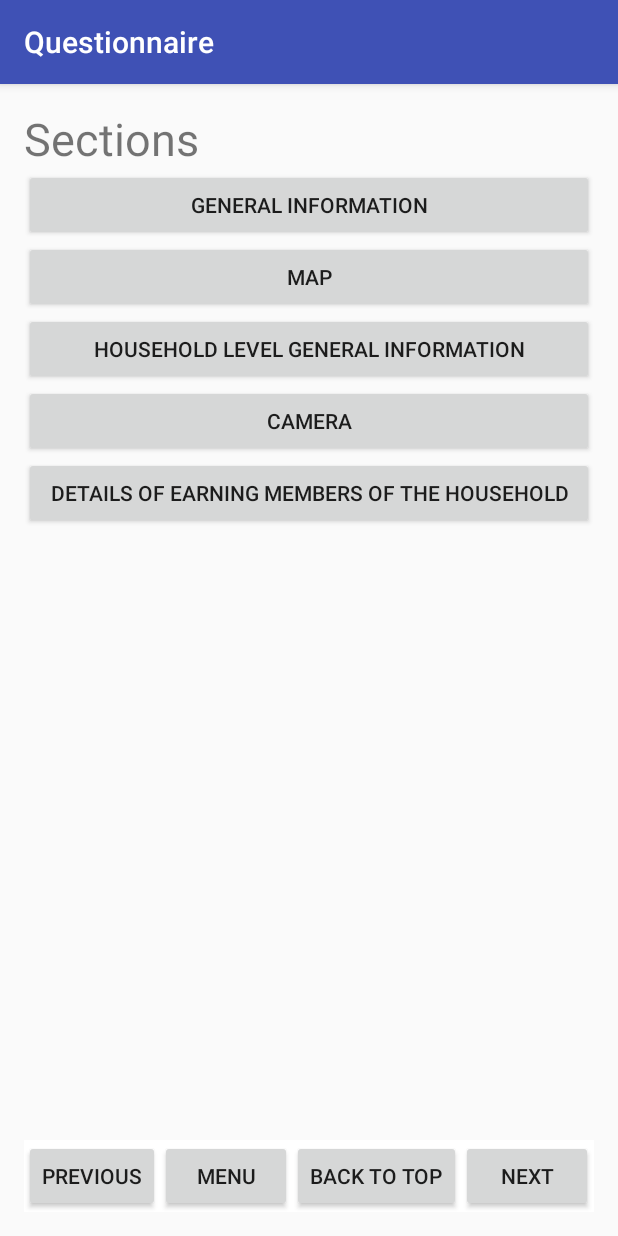
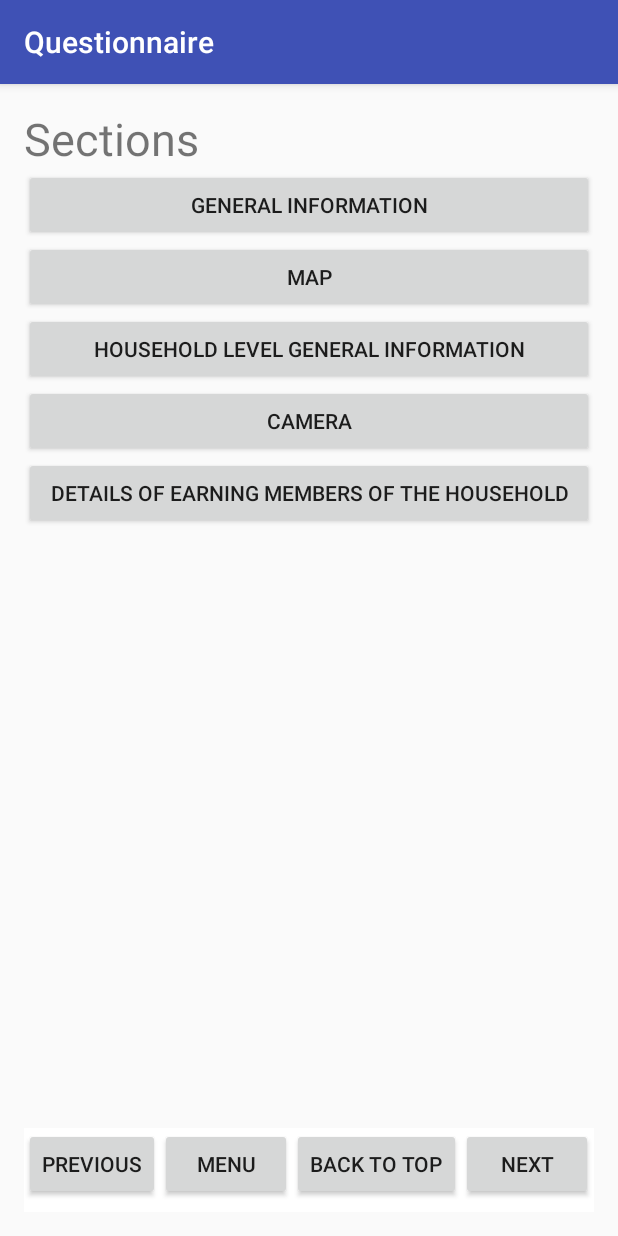
Before and after one commit to UrbanRiskSlumRedevelopment/Narad, an Android app: the PVQ screen opened directly, with no data from a screen before it, on a phone screen of 412 x 824 dp. Run offline under Robolectric (Android 15) with nearby library versions, the phone set to English and light mode, and no system bars.

Commit message:
minor changes to improve app

```diff
--- a/QMain/app/src/main/java/com/example/qmain/PVQ.java
+++ b/QMain/app/src/main/java/com/example/qmain/PVQ.java
@@ -78,6 +78,7 @@ public class PVQ extends AppCompatActivity {
     LinearLayout camera_question = null;
     LinearLayout map_question = null;
     String timeStamp = new SimpleDateFormat("yyyyMMdd_HHmmss").format(new Date());
+    String author = "";
 
     @Override
     protected void onCreate(Bundle savedInstanceState) {
@@ -86,7 +87,8 @@ public class PVQ extends AppCompatActivity {
 
         // Create and set up new questionnaire ViewPager
         //final ViewPager vp = (ViewPager) findViewById(R.id.activity_pvq);
-        RelativeLayout form = (RelativeLayout) findViewById(R.id.activity_pvq);
+        LinearLayout form = (LinearLayout) findViewById(R.id.activity_pvq);
+        author = getIntent().getStringExtra("author");
 
         getSupportActionBar().setTitle("Questionnaire");
         getWindow().setSoftInputMode(WindowManager.LayoutParams.SOFT_INPUT_ADJUST_PAN);
@@ -164,12 +166,31 @@ public class PVQ extends AppCompatActivity {
         navbar.addView(menu_button);
         navbar.addView(scroll_up);
         navbar.addView(next);
+        navbar.setGravity(100);
         setupUI(navbar);
+        /*
         RelativeLayout.LayoutParams rLParams =
                 new RelativeLayout.LayoutParams(
                         LayoutParams.MATCH_PARENT, LayoutParams.WRAP_CONTENT);
         rLParams.addRule(RelativeLayout.ALIGN_PARENT_BOTTOM, 1);
+
         form.addView(navbar, rLParams);
+        */
+        form.addView(navbar);
+
+        LinearLayout.LayoutParams param1 = new LinearLayout.LayoutParams(
+                LayoutParams.MATCH_PARENT,
+                LayoutParams.MATCH_PARENT,
+                1.0f
+        );
+        LinearLayout.LayoutParams param2 = new LinearLayout.LayoutParams(
+                LayoutParams.MATCH_PARENT,
+                LayoutParams.MATCH_PARENT,
+                12.0f
+        );
+
+        vp.setLayoutParams(param1);
+        navbar.setLayoutParams(param2);
 
         // Sets up an alert dialog builder for use when necessary
         builder = new AlertDialog.Builder(this);
@@ -332,56 +353,7 @@ public class PVQ extends AppCompatActivity {
                 // puts list of questions for current group in Groups dictionary with group name as key
                 Groups.put(g_name,Qs);
 
-                /*
-                // creates back to menu, previous, and next buttons
-                Button menu_button = new Button(this);
-                menu_button.setText("Menu");
-                menu_button.setOnClickListener(new View.OnClickListener() {
-                    public void onClick(View v) {
-                        vp.setCurrentItem(0, false);
-                    }
-                });
-
-                Button prev = new Button(this);
-                prev.setText("Previous");
-                prev.setOnClickListener(new View.OnClickListener() {
-                                            public void onClick(View v) {
-                                                vp.setCurrentItem(g_button, false);
-                                            }
-                                        });
-
-                Button next = new Button(this);
-                next.setText("Next");
-                next.setOnClickListener(new View.OnClickListener() {
-                    public void onClick(View v) {
-                        vp.setCurrentItem(g_button+2, false);
-                        update_answers();
-                    }
-                });
-                */
-
-                // creates a navigation bar at bottom of page, adds prev/next/menu buttons as appropriate
-                //LinearLayout navbar = new LinearLayout(this);
-                //navbar.setOrientation(LinearLayout.HORIZONTAL);
-                /*
-                if(g_button>0){
-                    navbar.addView(prev);
-                }
-
-                navbar.addView(menu_button);
-                navbar.addView(next);
-
-
-                ll.addView(navbar);
-                */
                 setupUI(ll);
-                //setupUI(menu_button);
-                //setupUI(navbar);
-                //setupUI(next);
-                //setupUI(prev);
-
-
-
             }
 
             // review page
@@ -520,8 +492,6 @@ public class PVQ extends AppCompatActivity {
     protected void onActivityResult(int requestCode, int resultCode, Intent data) {
         if (requestCode == PLACE_PICKER_REQUEST) {
             if (resultCode == RESULT_OK)  {
-
-
                 // Displays map and prompts user to place picker on location
                 Place place = PlacePicker.getPlace(this, data);
                 // Displays location in toast message after map activity is closed
@@ -574,6 +544,15 @@ public class PVQ extends AppCompatActivity {
         String total = ""; // string with all answers
         String unanswered = "REQUIRED QUESTIONS MUST BE FILLED OUT \n"; // string with all blank required questions
         Boolean use_un = false;
+        if (toFile) {
+            try {
+                // writes answers to file
+                String line = "Author: " + author + "\n";
+                f.write(line.getBytes());
+            } catch (Exception e) {
+                System.out.println("problem writing line");
+            }
+        }
         // set of group names
         Set<String> keys = qgs.keySet();
         // iterates through group names
@@ -588,6 +567,7 @@ public class PVQ extends AppCompatActivity {
                 LinearLayout q = (LinearLayout) qs.get(i);
                 // gets question text
                 TextView text = (TextView) q.findViewWithTag("text");
+                text.setTextColor(Color.GRAY);
                 String question = (String) text.getText();
                 String line = "";
                 String tag = "";
@@ -609,7 +589,7 @@ public class PVQ extends AppCompatActivity {
                         if (editText.getText().toString().equals("") && question.endsWith("*")) {
                             unanswered += "\n" + name+question + "\n";
                             use_un = true;
-                            question = question.toUpperCase();
+                            text.setTextColor(Color.RED);
                         }
                         line = question + ": " + editText.getText();
                     }
@@ -622,9 +602,12 @@ public class PVQ extends AppCompatActivity {
                     }else if(question.endsWith("*")&& at.equals("Total: ")){
                         unanswered += "\n" + name+question + "\n";
                         use_un = true;
-                        question = question.toUpperCase();
+                        text.setTextColor(Color.RED);
                     } else{
                         try {
+                            if(at.equals("Total: ")){
+                                at = " 0";
+                            }
                             line = question + ": " + at.substring(at.indexOf(" ") + 1);
                         }catch(Exception e){
                             line = question + ": ";
@@ -642,6 +625,7 @@ public class PVQ extends AppCompatActivity {
                             if (id == -1  && question.endsWith("*")) {
                                 unanswered += "\n" + name+question + "\n";
                                 use_un = true;
+                                text.setTextColor(Color.RED);
                                 line = line.toUpperCase();
                                 continue;
                             } else if(id == -1){
@@ -670,11 +654,9 @@ public class PVQ extends AppCompatActivity {
                 } else if (tag.equals("M")) {
                     line = question + ": " + LOCATION;
                 } else if (tag.equals("C")) {
-                    if(!toFile) {
-                        line = question + ": "; //+ mImageView.toString();
-                        if (mImageView!=null) {
-                            line += "JPEG_" + timeStamp + ".jpeg";
-                        }
+                    line = question + ": ";
+                    if (mImageView!=null) {
+                        line += "JPEG_" + timeStamp + ".jpeg";
                     }
                 }
                 if (toFile) {
@@ -901,6 +883,3 @@ class NumWatcher implements TextWatcher {
     public void beforeTextChanged(CharSequence s, int start, int count, int after) {}
     public void onTextChanged(CharSequence s, int start, int before, int count) {}
 }
-
-
-        // iterates through questions and adds them to the linear layout
--- a/QMain/app/src/main/java/com/example/qmain/Questionnaire.java
+++ b/QMain/app/src/main/java/com/example/qmain/Questionnaire.java
@@ -905,16 +905,21 @@ class SumWatcher implements TextWatcher{
 
     public void afterTextChanged(Editable s) {
         int sum = 0;
+        boolean zero = false;
         for(int i = 0;i<factors.size();i++){
             String value = ((EditText)factors.get(i)).getText().toString();
+            if(value.equals("0")){
+                zero = true;
+            }
             try {
                 int v = Integer.parseInt(value);
                 sum += v;
             }catch(Exception e){
             }
         }
-        if(sum == 0){
-            tv.setText("Total: 0");
+        System.out.println(zero);
+        if(sum == 0 && !zero){
+            tv.setText("Total: ");
             tv.setTextSize(17);
         } else{
             String total = Integer.toString(sum);
--- a/QMain/app/src/main/res/layout/activity_pvq.xml
+++ b/QMain/app/src/main/res/layout/activity_pvq.xml
@@ -1,5 +1,5 @@
 <?xml version="1.0" encoding="utf-8"?>
-<RelativeLayout xmlns:android="http://schemas.android.com/apk/res/android"
+<LinearLayout xmlns:android="http://schemas.android.com/apk/res/android"
     xmlns:tools="http://schemas.android.com/tools"
     android:id="@+id/activity_pvq"
     android:layout_width="match_parent"
@@ -12,4 +12,4 @@
     tools:context="com.example.qmain.PVQ">
 
 
-</RelativeLayout>
+</LinearLayout>
--- a/QMain/app/src/main/res/raw/questionnaire.xml
+++ b/QMain/app/src/main/res/raw/questionnaire.xml
@@ -179,7 +179,7 @@
             <factor>
                 <ftext>Female</ftext>
             </factor>
-            <req>F</req>
+            <req>T</req>
         </question>
         <question>
             <qtype>S</qtype>
```
Also changed, not shown: QMain/app/src/main/java/com/example/qmain/Home.java (+41 -2 lines), QMain/app/src/main/java/com/example/qmain/MainActivity.java (+10 -4 lines), QMain/app/src/main/java/com/example/qmain/PastQs.java (+9 -0 lines), QMain/app/src/main/java/com/example/qmain/QDisplay.java (+7 -0 lines).
